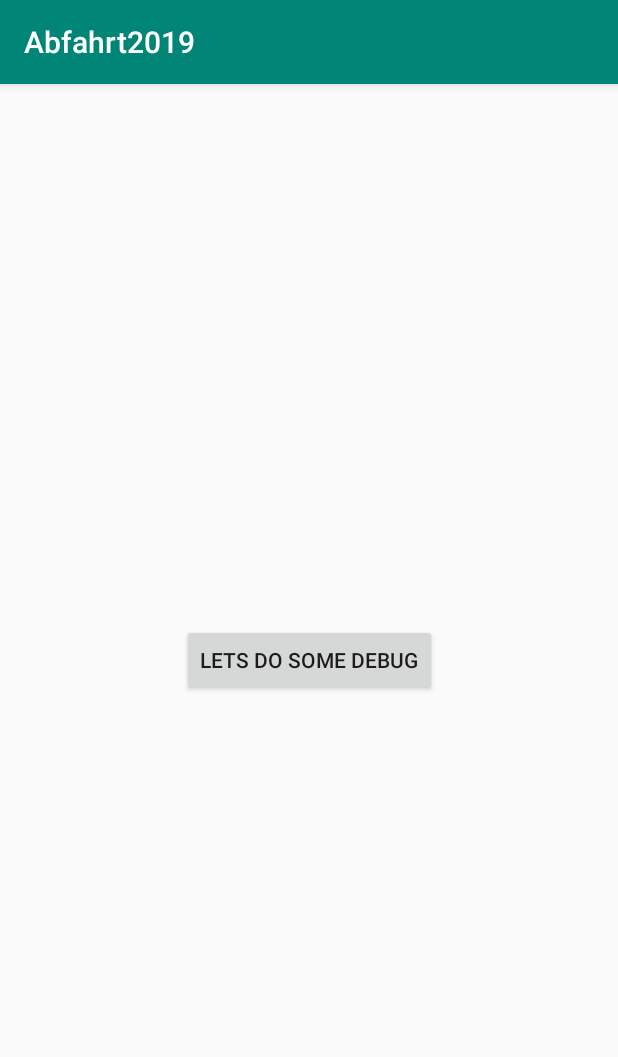
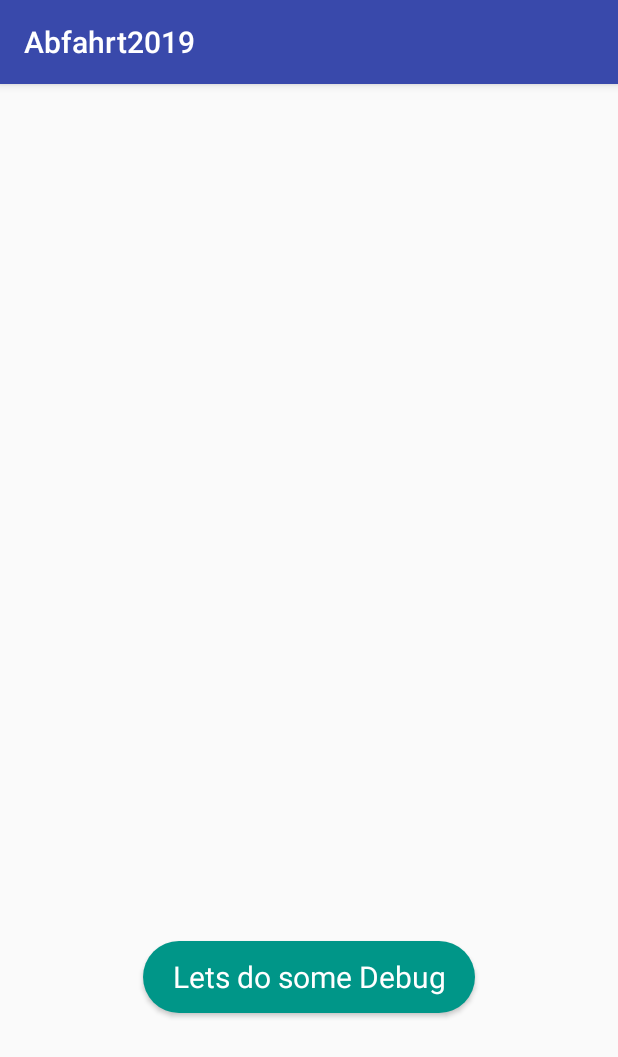
Before and after one commit to Darkdragon853/Abfahrt-Trinkspiel-2019, an Android app: the screen it shows after launch (MainActivity), on a phone screen of 412 x 824 dp. Shown: the top 1057 px of the screen. Run offline under Robolectric (Android 15) with nearby library versions, the phone set to English and light mode, and no system bars.

Commit message:
Neuer Butten Background
"rounded Button"

```diff
--- /dev/null
+++ b/app/src/main/res/drawable/rounded_button.xml
@@ -0,0 +1,30 @@
+<?xml version="1.0" encoding="utf-8"?>
+<selector xmlns:android="http://schemas.android.com/apk/res/android">
+<item>
+    <shape
+        android:shape="rectangle">
+        <corners
+            android:bottomLeftRadius="30dp"
+            android:bottomRightRadius="30dp"
+            android:topLeftRadius="30dp"
+            android:topRightRadius="30dp"
+            android:radius="10dp"/>
+        <solid
+            android:color="#009688"/>
+    </shape>
+</item>
+    <item
+        android:state_pressed="true">
+        <shape
+            android:shape="rectangle">
+            <corners
+                android:bottomLeftRadius="30dp"
+                android:bottomRightRadius="30dp"
+                android:topLeftRadius="30dp"
+                android:topRightRadius="30dp"
+                android:radius="10dp"/>
+            <solid
+                android:color="#D81B60"/>
+        </shape>
+    </item>
+</selector>
--- a/app/src/main/res/layout/activity_main.xml
+++ b/app/src/main/res/layout/activity_main.xml
@@ -8,7 +8,7 @@
 
     <Button
         android:id="@+id/startButton"
-        android:layout_width="wrap_content"
+        android:layout_width="221dp"
         android:layout_height="wrap_content"
         android:layout_marginStart="8dp"
         android:layout_marginLeft="8dp"
@@ -16,9 +16,14 @@
         android:layout_marginEnd="8dp"
         android:layout_marginRight="8dp"
         android:layout_marginBottom="8dp"
+        android:background="@drawable/rounded_button"
         android:text="Lets do some Debug"
+        android:textAppearance="@style/TextAppearance.AppCompat.Body1"
+        android:textSize="20dp"
+        android:textColor="#FFFFFF"
         app:layout_constraintBottom_toBottomOf="parent"
         app:layout_constraintEnd_toEndOf="parent"
         app:layout_constraintStart_toStartOf="parent"
-        app:layout_constraintTop_toTopOf="parent" />
+        app:layout_constraintTop_toTopOf="parent"
+        app:layout_constraintVertical_bias="0.8" />
 </androidx.constraintlayout.widget.ConstraintLayout>
--- a/app/src/main/res/values/colors.xml
+++ b/app/src/main/res/values/colors.xml
@@ -1,6 +1,6 @@
 <?xml version="1.0" encoding="utf-8"?>
 <resources>
-    <color name="colorPrimary">#008577</color>
-    <color name="colorPrimaryDark">#00574B</color>
+    <color name="colorPrimary">#3949ab</color>
+    <color name="colorPrimaryDark">#00227b</color>
     <color name="colorAccent">#D81B60</color>
 </resources>
```
